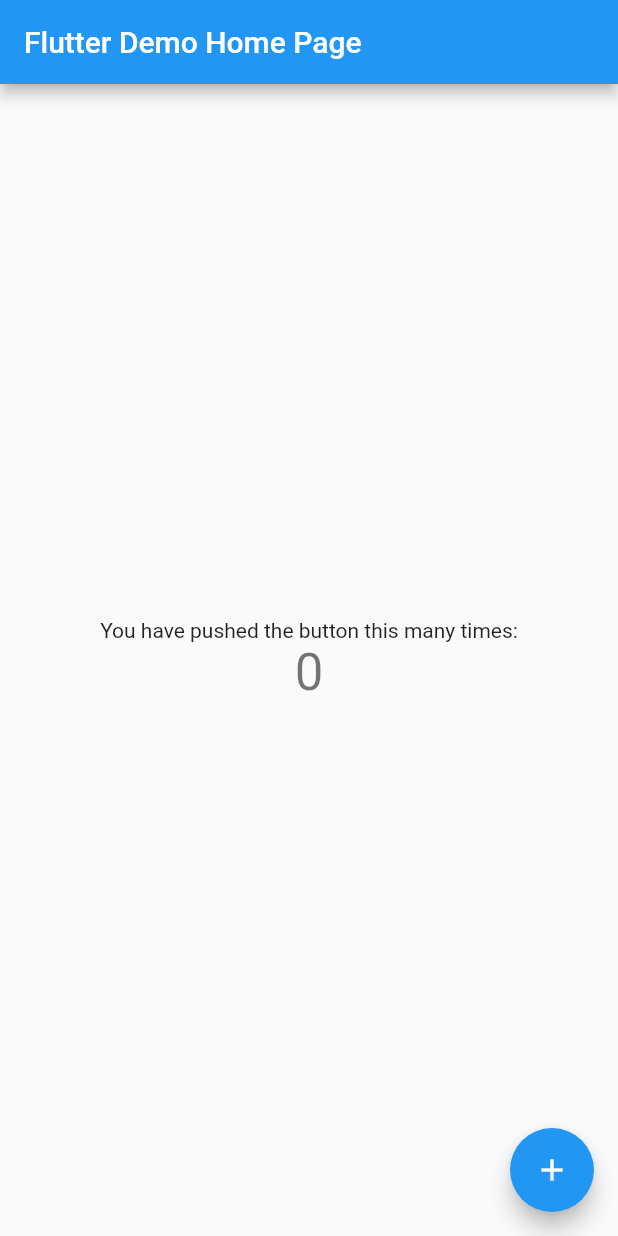
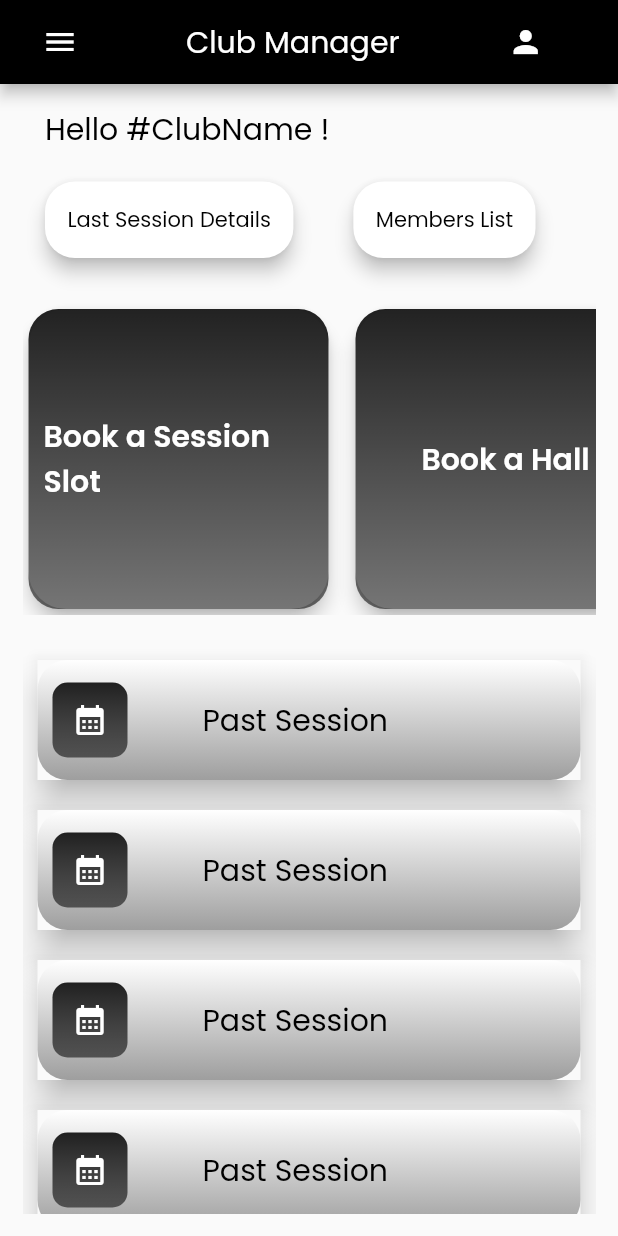
Before and after one commit to ashiya2701/club_management_app, a Flutter app: the screen it shows after launch, on a phone screen of 412 x 824 dp. Run offline on Flutter 3.47's test engine with Material 2 defaults, Android fonts, the phone set to English and light mode, and no system bars.

Commit message:
Home Page

```diff
--- /dev/null
+++ b/lib/Screens/Home_Club.dart
@@ -0,0 +1,236 @@
+import 'package:flutter/material.dart';
+
+class HomeClub extends StatefulWidget {
+  const HomeClub({Key? key}) : super(key: key);
+
+  @override
+  State<HomeClub> createState() => _HomeClubState();
+}
+
+class _HomeClubState extends State<HomeClub> {
+  Widget _buildButton(String x) {
+    return ElevatedButton(
+      onPressed: () {},
+      style: ElevatedButton.styleFrom(
+        shape: RoundedRectangleBorder(
+          borderRadius: BorderRadius.circular(20.0),
+        ),
+        elevation: 5.0,
+        padding: EdgeInsets.all(15.0),
+        backgroundColor: Colors.white,
+        foregroundColor: Colors.blueGrey,
+      ),
+      child: Text(
+        x,
+        style: const TextStyle(color: Colors.black, fontFamily: 'Poppins'),
+      ),
+    );
+  }
+
+  Widget _buildmyCard(String x) {
+    return Card(
+      elevation: 5.0, // set the card elevation
+      shape: RoundedRectangleBorder(
+        borderRadius:
+            BorderRadius.circular(25.0), // set the rounded corner radius
+      ),
+      child: Container(
+        width: 200.0, // set the card width
+        height: 200.0,
+        decoration: BoxDecoration(
+          borderRadius: BorderRadius.circular(20.0),
+          gradient: LinearGradient(
+            begin: Alignment.topCenter,
+            end: Alignment.bottomCenter,
+            colors: [Colors.black87, Colors.black54], // set the gradient colors
+          ),
+        ), // set the card height
+        child: Padding(
+          padding: const EdgeInsets.all(10.0),
+          child: Center(
+            child: Text(
+              x,
+              style: const TextStyle(
+                color: Colors.white,
+                fontFamily: 'Poppins',
+                fontWeight: FontWeight.w600,
+                fontSize: 20,
+              ),
+            ), // set the card text
+          ),
+        ),
+      ),
+    );
+  }
+
+  @override
+  Widget build(BuildContext context) {
+    return Scaffold(
+      appBar: AppBar(
+        // centerTitle: true,
+        title: Row(
+          // mainAxisAlignment: MainAxisAlignment.center,
+          children: [
+            IconButton(
+              onPressed: () {},
+              icon: const Icon(
+                Icons.menu,
+                color: Colors.white,
+              ),
+            ),
+            const SizedBox(
+              width: 60,
+            ),
+            const Text(
+              'Club Manager',
+              style: TextStyle(
+                color: Colors.white,
+                fontFamily: 'Poppins',
+                // fontSize: 26.0,
+              ),
+            ),
+            const SizedBox(
+              width: 60,
+            ),
+            IconButton(
+              onPressed: () {},
+              icon: const Icon(
+                Icons.person,
+                color: Colors.white,
+              ),
+            ),
+          ],
+        ),
+        backgroundColor: Colors.black,
+      ),
+      body: Container(
+        padding: const EdgeInsets.all(15.0),
+        child: Column(
+          children: [
+            Row(
+              children: const [
+                SizedBox(
+                  width: 15,
+                ),
+                Text(
+                  'Hello #ClubName !',
+                  textAlign: TextAlign.left,
+                  style: TextStyle(
+                    color: Colors.black,
+                    fontFamily: 'Poppins',
+                    fontSize: 20.0,
+                  ),
+                ),
+                // SizedBox(width: 80,),
+              ],
+            ),
+            const SizedBox(
+              height: 20,
+            ),
+            Row(
+              mainAxisAlignment: MainAxisAlignment.spaceEvenly,
+              children: [
+                _buildButton('Last Session Details'),
+                const SizedBox(
+                  width: 10,
+                ),
+                _buildButton('Members List'),
+                const SizedBox(
+                  width: 10,
+                ),
+              ],
+            ),
+            const SizedBox(
+              height: 30,
+            ),
+            SingleChildScrollView(
+              scrollDirection: Axis.horizontal,
+              child: Row(
+                mainAxisAlignment: MainAxisAlignment.spaceEvenly,
+                children: [
+                  _buildmyCard('Book a Session Slot'),
+                  const SizedBox(
+                    width: 10,
+                  ),
+                  _buildmyCard('Book a Hall'),
+                  const SizedBox(
+                    width: 10,
+                  ),
+                  _buildmyCard('Track Attendance'),
+                ],
+              ),
+            ),
+            SizedBox(
+              height: 20,
+            ),
+            Expanded(
+              child: ListView.builder(
+                itemCount: 10, // set the number of items in the list
+                itemBuilder: (BuildContext context, int index) {
+                  return Padding(
+                    padding: const EdgeInsets.all(10.0),
+                    child: Material(
+                      elevation: 10.0,
+                      child: Container(
+                        width: 80.0, // set the card width
+                        height: 80.0,
+                        decoration: BoxDecoration(
+                          borderRadius: BorderRadius.circular(20.0),
+                          gradient: LinearGradient(
+                            begin: Alignment.topCenter,
+                            end: Alignment.bottomCenter,
+                            colors: [
+                              Colors.white,
+                              Colors.grey,
+                            ], // set the gradient colors
+                          ),
+                        ), // set the card height
+                        child: Padding(
+                          padding: const EdgeInsets.all(10.0),
+                          child: Center(
+                            child: Row(
+                              children: [
+                                Container(
+                                    width: 50,
+                                    height: 50,
+                                    decoration: BoxDecoration(
+                                      borderRadius: BorderRadius.circular(10.0),
+                                      gradient: LinearGradient(
+                                        begin: Alignment.topCenter,
+                                        end: Alignment.bottomCenter,
+                                        colors: [
+                                          Colors.black87,
+                                          Colors.black54,
+                                        ], // set the gradient colors
+                                      ),
+                                    ),
+                                    child: Padding(
+                                      padding: const EdgeInsets.all(10.0),
+                                      child: Center(child: Icon(Icons.calendar_month, color: Colors.white,)),
+                                    )),
+                                const SizedBox(width: 50.0,),
+                                Text(
+                                  'Past Session',
+                                  style: const TextStyle(
+                                    color: Colors.black,
+                                    fontFamily: 'Poppins',
+                                    fontWeight: FontWeight.w400,
+                                    fontSize: 20,
+                                  ),
+                                ),
+                              ],
+                            ), // set the card text
+                          ),
+                        ),
+                      ),
+                    ),
+                  );
+                },
+              ),
+            ),
+          ],
+        ),
+      ),
+    );
+  }
+}
--- a/lib/main.dart
+++ b/lib/main.dart
@@ -1,115 +1,25 @@
+import 'package:club_management/Screens/Home_Club.dart';
 import 'package:flutter/material.dart';
 
+
 void main() {
-  runApp(const MyApp());
+  runApp(MyApp());
 }
 
-class MyApp extends StatelessWidget {
-  const MyApp({super.key});
+class MyApp extends StatefulWidget {
+  const MyApp({Key? key}) : super(key: key);
 
-  // This widget is the root of your application.
+  @override
+  State<MyApp> createState() => _MyAppState();
+}
+
+class _MyAppState extends State<MyApp> {
   @override
   Widget build(BuildContext context) {
     return MaterialApp(
-      title: 'Flutter Demo',
-      theme: ThemeData(
-        // This is the theme of your application.
-        //
-        // Try running your application with "flutter run". You'll see the
-        // application has a blue toolbar. Then, without quitting the app, try
-        // changing the primarySwatch below to Colors.green and then invoke
-        // "hot reload" (press "r" in the console where you ran "flutter run",
-        // or simply save your changes to "hot reload" in a Flutter IDE).
-        // Notice that the counter didn't reset back to zero; the application
-        // is not restarted.
-        primarySwatch: Colors.blue,
-      ),
-      home: const MyHomePage(title: 'Flutter Demo Home Page'),
+      title: 'Club Manager',
+      debugShowCheckedModeBanner: false,
+      home:HomeClub(),
     );
   }
 }
-
-class MyHomePage extends StatefulWidget {
-  const MyHomePage({super.key, required this.title});
-
-  // This widget is the home page of your application. It is stateful, meaning
-  // that it has a State object (defined below) that contains fields that affect
-  // how it looks.
-
-  // This class is the configuration for the state. It holds the values (in this
-  // case the title) provided by the parent (in this case the App widget) and
-  // used by the build method of the State. Fields in a Widget subclass are
-  // always marked "final".
-
-  final String title;
-
-  @override
-  State<MyHomePage> createState() => _MyHomePageState();
-}
-
-class _MyHomePageState extends State<MyHomePage> {
-  int _counter = 0;
-
-  void _incrementCounter() {
-    setState(() {
-      // This call to setState tells the Flutter framework that something has
-      // changed in this State, which causes it to rerun the build method below
-      // so that the display can reflect the updated values. If we changed
-      // _counter without calling setState(), then the build method would not be
-      // called again, and so nothing would appear to happen.
-      _counter++;
-    });
-  }
-
-  @override
-  Widget build(BuildContext context) {
-    // This method is rerun every time setState is called, for instance as done
-    // by the _incrementCounter method above.
-    //
-    // The Flutter framework has been optimized to make rerunning build methods
-    // fast, so that you can just rebuild anything that needs updating rather
-    // than having to individually change instances of widgets.
-    return Scaffold(
-      appBar: AppBar(
-        // Here we take the value from the MyHomePage object that was created by
-        // the App.build method, and use it to set our appbar title.
-        title: Text(widget.title),
-      ),
-      body: Center(
-        // Center is a layout widget. It takes a single child and positions it
-        // in the middle of the parent.
-        child: Column(
-          // Column is also a layout widget. It takes a list of children and
-          // arranges them vertically. By default, it sizes itself to fit its
-          // children horizontally, and tries to be as tall as its parent.
-          //
-          // Invoke "debug painting" (press "p" in the console, choose the
-          // "Toggle Debug Paint" action from the Flutter Inspector in Android
-          // Studio, or the "Toggle Debug Paint" command in Visual Studio Code)
-          // to see the wireframe for each widget.
-          //
-          // Column has various properties to control how it sizes itself and
-          // how it positions its children. Here we use mainAxisAlignment to
-          // center the children vertically; the main axis here is the vertical
-          // axis because Columns are vertical (the cross axis would be
-          // horizontal).
-          mainAxisAlignment: MainAxisAlignment.center,
-          children: <Widget>[
-            const Text(
-              'You have pushed the button this many times:',
-            ),
-            Text(
-              '$_counter',
-              style: Theme.of(context).textTheme.headline4,
-            ),
-          ],
-        ),
-      ),
-      floatingActionButton: FloatingActionButton(
-        onPressed: _incrementCounter,
-        tooltip: 'Increment',
-        child: const Icon(Icons.add),
-      ), // This trailing comma makes auto-formatting nicer for build methods.
-    );
-  }
-}
```
Also changed, not shown: pubspec.yaml (+15 -11 lines), lib/Screens/calendar.dart (added), lib/fonts/Poppins-Bold.ttf (added), lib/fonts/Poppins-Italic.ttf (added), lib/fonts/Poppins-Regular.ttf (added), lib/fonts/Poppins-SemiBold.ttf (added), pubspec.lock.
